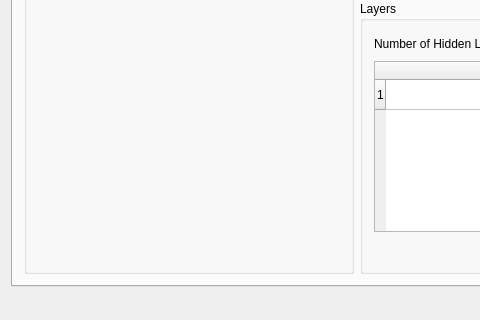
This is main.ui in squarenabla/ANN as Qt 5 draws it before an edit; both pictures show x 0 to 480 and y 193 to 513 of the 772 by 513 pixel window. The edited form follows.
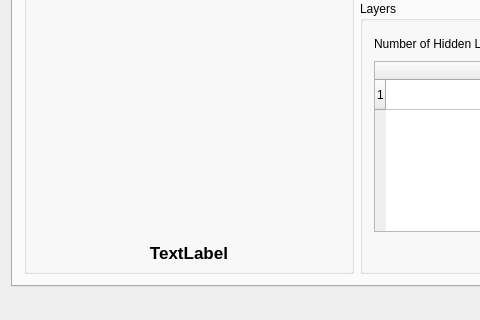
This is the edited form. Custom widgets are drawn as their Qt base class.

```diff
--- a/main.ui
+++ b/main.ui
@@ -38,7 +38,31 @@
           </property>
           <layout class="QGridLayout" name="gridLayout_2">
            <item row="0" column="0">
-            <widget class="QWidget" name="widget" native="true"/>
+            <widget class="Painter" name="trainWidget" native="true"/>
+           </item>
+           <item row="1" column="0">
+            <widget class="QLabel" name="comandLabel">
+             <property name="maximumSize">
+              <size>
+               <width>16777215</width>
+               <height>15</height>
+              </size>
+             </property>
+             <property name="font">
+              <font>
+               <pointsize>13</pointsize>
+               <weight>75</weight>
+               <bold>true</bold>
+               <kerning>true</kerning>
+              </font>
+             </property>
+             <property name="text">
+              <string>TextLabel</string>
+             </property>
+             <property name="alignment">
+              <set>Qt::AlignCenter</set>
+             </property>
+            </widget>
            </item>
           </layout>
          </widget>
@@ -321,6 +345,12 @@
  </widget>
  <layoutdefault spacing="6" margin="11"/>
  <customwidgets>
+  <customwidget>
+   <class>Painter</class>
+   <extends>QWidget</extends>
+   <header location="global">painter.h</header>
+   <container>1</container>
+  </customwidget>
   <customwidget>
    <class>TableWidget</class>
    <extends>QTableWidget</extends>
```
Left out of the diff: 6 changed lines with no effect on the pictures.
